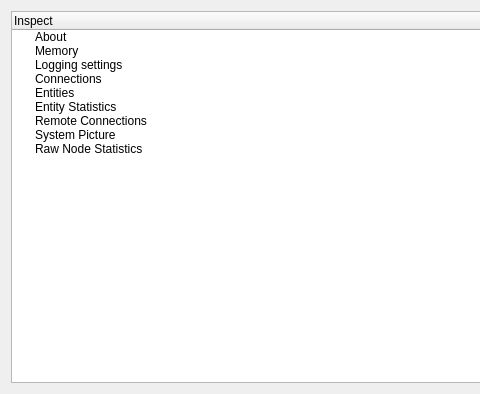
The window that src/dose/dose_dobexplorer.ss/src/dosemon.ui (SafirSDK/safir-sdk-core) describes before a commit, drawn with Qt 5; both pictures show x 0 to 480 and y 0 to 394 of the 741 by 394 pixel window.
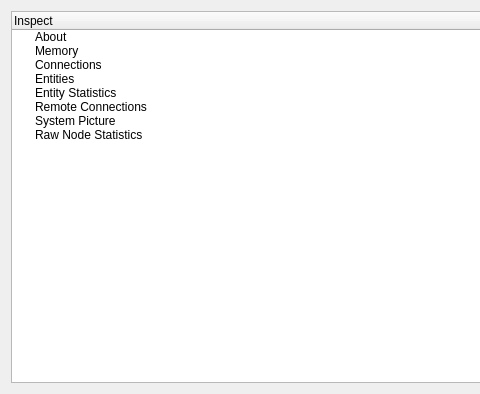
The same window after the commit. Icons and pictures are not drawn.

The edit to the form file:
```diff
--- a/src/dose/dose_dobexplorer.ss/src/dosemon.ui
+++ b/src/dose/dose_dobexplorer.ss/src/dosemon.ui
@@ -45,14 +45,6 @@
         <string>Show shared memory statistics.</string>
        </property>
       </item>
-      <item>
-       <property name="text">
-        <string>Logging settings</string>
-       </property>
-       <property name="toolTip">
-        <string>Show settings for the low level logger (the internal debug log mechanism).</string>
-       </property>
-      </item>
       <item>
        <property name="text">
         <string>Connections</string>
```
